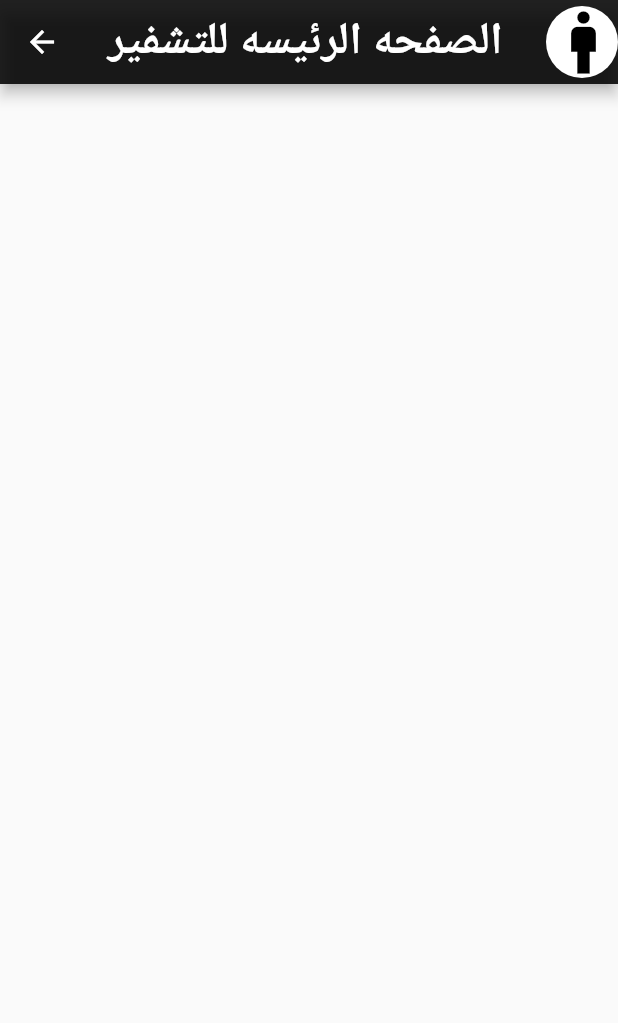
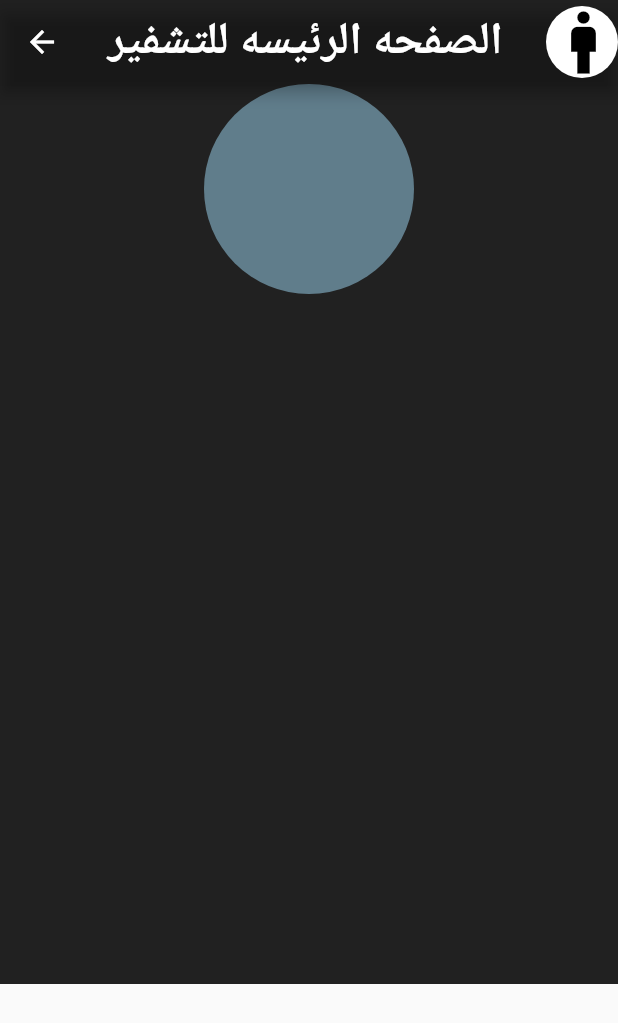
Before and after one commit to salahalddinn/project_flutter, a Flutter app: the master screen opened directly, on a phone screen of 412 x 824 dp. Shown: the top 1023 px of the screen. Run offline on Flutter 3.47's test engine with Material 2 defaults, Android fonts, the phone set to English and light mode, and no system bars.

Commit message:
the body swapping in container

```diff
--- a/lib/master.dart
+++ b/lib/master.dart
@@ -18,6 +18,20 @@ class master extends StatelessWidget {
           )
         ],
       ),
+      body: Container(
+        width: double.infinity,
+        height: 600,
+        color: Colors.black87,
+        child: Column(
+
+          children: [
+            CircleAvatar(
+              radius: 70,
+              backgroundColor: Colors.blueGrey,
+            )
+          ],
+        ),
+      ),
     );
   }
 }
```
